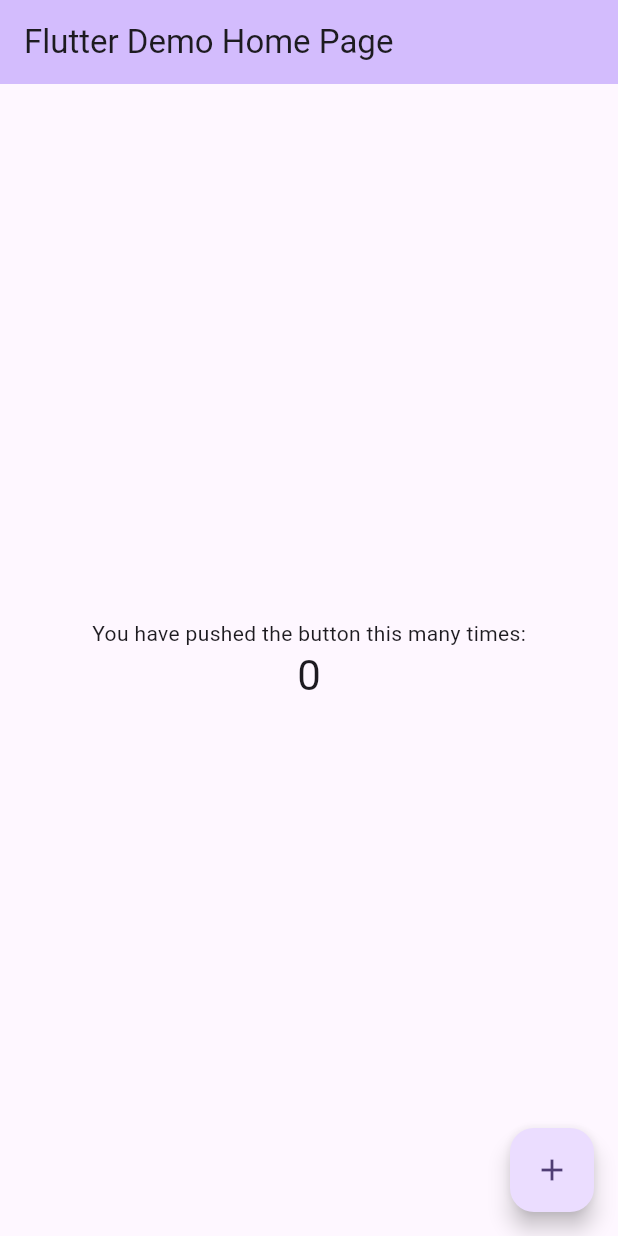
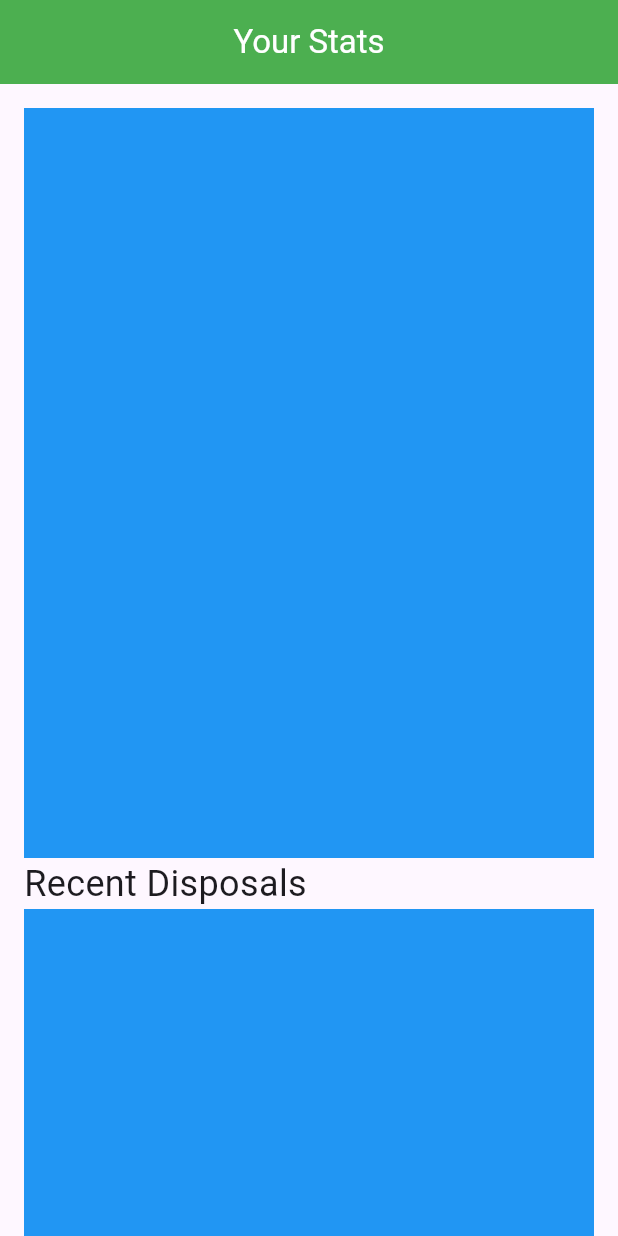
Before and after one commit to aryamaan-exe/RightBin, a Flutter app: the screen it shows after launch, on a phone screen of 412 x 824 dp. Run offline on Flutter 3.47's test engine with Material 3 defaults, Android fonts, the phone set to English and light mode, and no system bars.

Commit message:
Home page

```diff
--- a/lib/main.dart
+++ b/lib/main.dart
@@ -1,125 +1,47 @@
 import 'package:flutter/material.dart';
+import 'package:flutter/widgets.dart';
 
+TextStyle head = TextStyle(fontSize: 24);
 void main() {
-  runApp(const MyApp());
+  runApp(HomeScreen());
 }
 
-class MyApp extends StatelessWidget {
-  const MyApp({super.key});
+class HomeScreen extends StatefulWidget {
+  const HomeScreen({super.key});
 
-  // This widget is the root of your application.
+  @override
+  State<HomeScreen> createState() => _HomeScreenState();
+}
+
+class _HomeScreenState extends State<HomeScreen> {
   @override
   Widget build(BuildContext context) {
     return MaterialApp(
-      title: 'Flutter Demo',
-      theme: ThemeData(
-        // This is the theme of your application.
-        //
-        // TRY THIS: Try running your application with "flutter run". You'll see
-        // the application has a purple toolbar. Then, without quitting the app,
-        // try changing the seedColor in the colorScheme below to Colors.green
-        // and then invoke "hot reload" (save your changes or press the "hot
-        // reload" button in a Flutter-supported IDE, or press "r" if you used
-        // the command line to start the app).
-        //
-        // Notice that the counter didn't reset back to zero; the application
-        // state is not lost during the reload. To reset the state, use hot
-        // restart instead.
-        //
-        // This works for code too, not just values: Most code changes can be
-        // tested with just a hot reload.
-        colorScheme: ColorScheme.fromSeed(seedColor: Colors.deepPurple),
-        useMaterial3: true,
+        home: Scaffold(
+      appBar: AppBar(
+        title: Text("Your Stats"),
+        backgroundColor: Colors.green,
+        foregroundColor: Colors.white,
+        centerTitle: true,
       ),
-      home: const MyHomePage(title: 'Flutter Demo Home Page'),
-    );
+      body: SingleChildScrollView(
+        child: Padding(
+          padding: const EdgeInsets.all(16),
+          child: Column(
+              crossAxisAlignment: CrossAxisAlignment.start,
+              children: <Widget>[
+                Container(
+                  color: Colors.blue,
+                  height: 500,
+                ),
+                Text("Recent Disposals", style: head),
+                Container(
+                  color: Colors.blue,
+                  height: 500,
+                ),
+              ]),
+        ),
+      ),
+    ));
   }
 }
-
-class MyHomePage extends StatefulWidget {
-  const MyHomePage({super.key, required this.title});
-
-  // This widget is the home page of your application. It is stateful, meaning
-  // that it has a State object (defined below) that contains fields that affect
-  // how it looks.
-
-  // This class is the configuration for the state. It holds the values (in this
-  // case the title) provided by the parent (in this case the App widget) and
-  // used by the build method of the State. Fields in a Widget subclass are
-  // always marked "final".
-
-  final String title;
-
-  @override
-  State<MyHomePage> createState() => _MyHomePageState();
-}
-
-class _MyHomePageState extends State<MyHomePage> {
-  int _counter = 0;
-
-  void _incrementCounter() {
-    setState(() {
-      // This call to setState tells the Flutter framework that something has
-      // changed in this State, which causes it to rerun the build method below
-      // so that the display can reflect the updated values. If we changed
-      // _counter without calling setState(), then the build method would not be
-      // called again, and so nothing would appear to happen.
-      _counter++;
-    });
-  }
-
-  @override
-  Widget build(BuildContext context) {
-    // This method is rerun every time setState is called, for instance as done
-    // by the _incrementCounter method above.
-    //
-    // The Flutter framework has been optimized to make rerunning build methods
-    // fast, so that you can just rebuild anything that needs updating rather
-    // than having to individually change instances of widgets.
-    return Scaffold(
-      appBar: AppBar(
-        // TRY THIS: Try changing the color here to a specific color (to
-        // Colors.amber, perhaps?) and trigger a hot reload to see the AppBar
-        // change color while the other colors stay the same.
-        backgroundColor: Theme.of(context).colorScheme.inversePrimary,
-        // Here we take the value from the MyHomePage object that was created by
-        // the App.build method, and use it to set our appbar title.
-        title: Text(widget.title),
-      ),
-      body: Center(
-        // Center is a layout widget. It takes a single child and positions it
-        // in the middle of the parent.
-        child: Column(
-          // Column is also a layout widget. It takes a list of children and
-          // arranges them vertically. By default, it sizes itself to fit its
-          // children horizontally, and tries to be as tall as its parent.
-          //
-          // Column has various properties to control how it sizes itself and
-          // how it positions its children. Here we use mainAxisAlignment to
-          // center the children vertically; the main axis here is the vertical
-          // axis because Columns are vertical (the cross axis would be
-          // horizontal).
-          //
-          // TRY THIS: Invoke "debug painting" (choose the "Toggle Debug Paint"
-          // action in the IDE, or press "p" in the console), to see the
-          // wireframe for each widget.
-          mainAxisAlignment: MainAxisAlignment.center,
-          children: <Widget>[
-            const Text(
-              'You have pushed the button this many times:',
-            ),
-            Text(
-              '$_counter',
-              style: Theme.of(context).textTheme.headlineMedium,
-            ),
-          ],
-        ),
-      ),
-      floatingActionButton: FloatingActionButton(
-        onPressed: _incrementCounter,
-        tooltip: 'Increment',
-        child: const Icon(Icons.add),
-      ), // This trailing comma makes auto-formatting nicer for build methods.
-    );
-  }
-}
```
